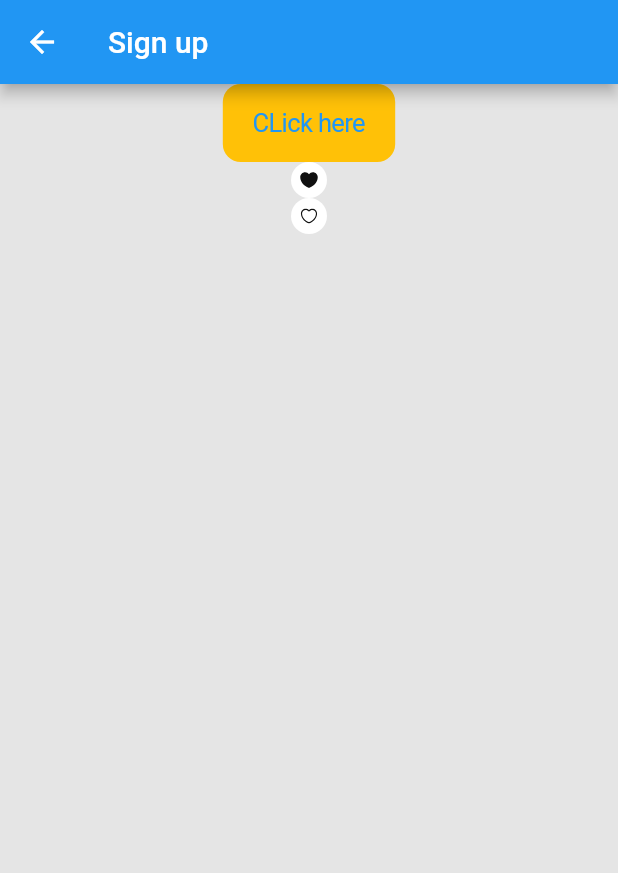
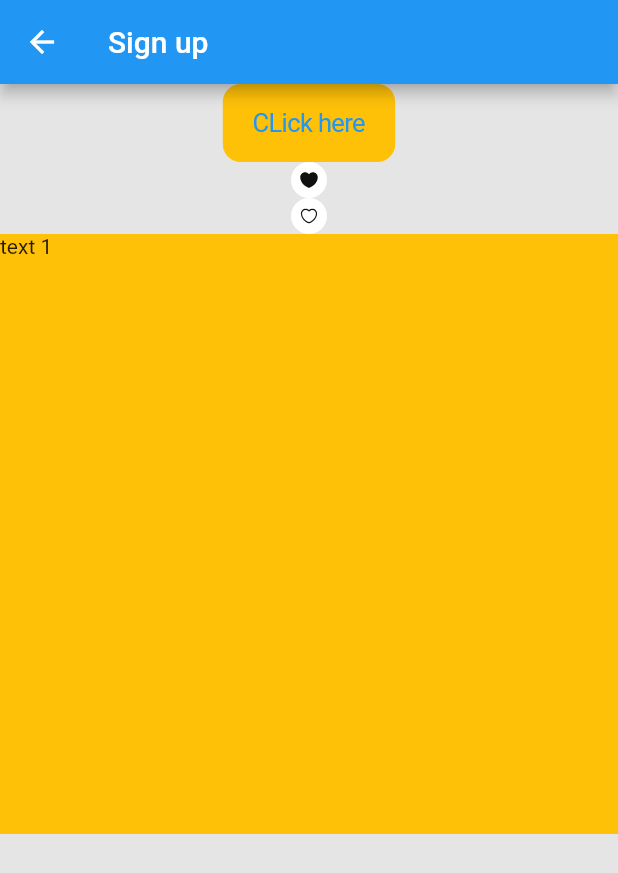
Before and after one commit to inspireui/training-flutter, a Flutter app: the SignUpScreen screen opened directly, on a phone screen of 412 x 824 dp. Shown: the top 873 px of the screen. Run offline on Flutter 3.47's test engine with Material 2 defaults, Android fonts, the phone set to English and light mode, and no system bars; our stand-ins replace flutter_svg.

Commit message:
fix warniiing

```diff
--- a/lib/src/features/onboarding/onboarding_screen.dart
+++ b/lib/src/features/onboarding/onboarding_screen.dart
@@ -71,6 +71,7 @@ class _OnboardingScreenState extends State<OnboardingScreen> {
               child: GestureDetector(
                 onTap: _onTapGetStart,
                 onDoubleTap: () {
+                  // ignore: avoid_print
                   print('onDoubleTap');
                 },
                 child: Container(
--- a/lib/src/features/sign_up/sign_up_screen.dart
+++ b/lib/src/features/sign_up/sign_up_screen.dart
@@ -11,6 +11,8 @@ class SignUpScreen extends StatefulWidget {
 }
 
 class _SignUpScreenState extends State<SignUpScreen> {
+  int page = 0;
+  final _controller = PageController();
   @override
   Widget build(BuildContext context) {
     return Scaffold(
@@ -21,7 +23,13 @@ class _SignUpScreenState extends State<SignUpScreen> {
           Center(
             child: CupertinoButton(
               onPressed: () {
-                Navigator.of(context).pop();
+                // Navigator.of(context).pop();
+                if (page > 3) {
+                  page = 0;
+                } else {
+                  page++;
+                }
+                _controller.jumpToPage(page);
               },
               color: Colors.amber,
               child: const Text('CLick here'),
@@ -29,6 +37,26 @@ class _SignUpScreenState extends State<SignUpScreen> {
           ),
           const WishlistWiidget(),
           const WishlistWiidget(isChecked: true),
+          SizedBox(
+            height: 400,
+            child: PageView(
+              controller: _controller,
+              children: [
+                Container(
+                  color: Colors.amber,
+                  child: const Text('text 1'),
+                ),
+                Container(
+                  color: Colors.blue,
+                  child: const Text('text 2'),
+                ),
+                Container(
+                  color: Colors.amber,
+                  child: const Text('text 3'),
+                ),
+              ],
+            ),
+          ),
         ],
       ),
     );
```
